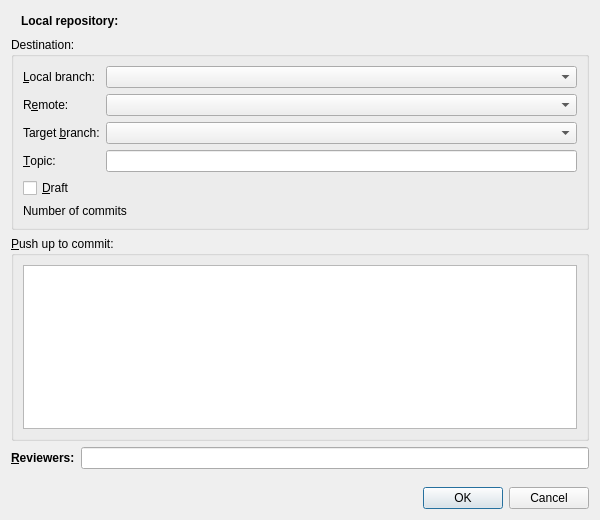
Qt form src/plugins/git/gerrit/gerritpushdialog.ui (qt-creator/qt-creator) before a commit.
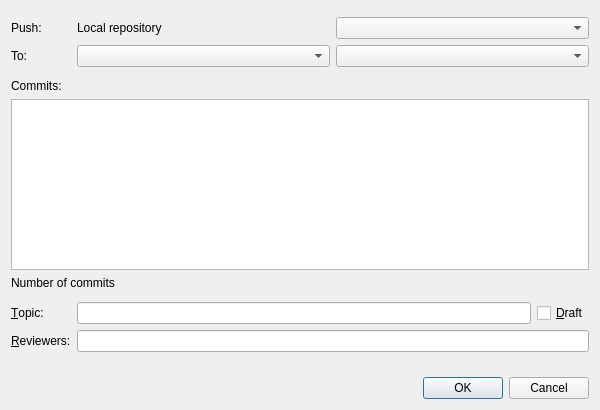
The same form after that commit. Custom widgets are drawn as their Qt base class.

Commit message:
Gerrit: Polish push to gerrit dialog
Make the UI a bit nicer and simplify the code to find remotes.

Task-number: QTCREATORBUG-13718

Patch:
```diff
--- a/src/plugins/git/gerrit/gerritpushdialog.ui
+++ b/src/plugins/git/gerrit/gerritpushdialog.ui
@@ -7,162 +7,43 @@
     <x>0</x>
     <y>0</y>
     <width>600</width>
-    <height>520</height>
+    <height>410</height>
    </rect>
   </property>
   <property name="windowTitle">
    <string>Push to Gerrit</string>
   </property>
-  <layout class="QVBoxLayout" name="verticalLayout">
-   <item>
-    <layout class="QHBoxLayout" name="horizontalLayout">
-     <property name="leftMargin">
-      <number>10</number>
+  <layout class="QGridLayout" name="gridLayout" columnstretch="0,10,10">
+   <item row="2" column="2">
+    <widget class="QComboBox" name="targetBranchComboBox"/>
+   </item>
+   <item row="3" column="0">
+    <spacer name="verticalSpacer_3">
+     <property name="orientation">
+      <enum>Qt::Vertical</enum>
      </property>
-     <property name="topMargin">
-      <number>3</number>
+     <property name="sizeType">
+      <enum>QSizePolicy::Fixed</enum>
      </property>
-     <property name="rightMargin">
-      <number>3</number>
+     <property name="sizeHint" stdset="0">
+      <size>
+       <width>20</width>
+       <height>6</height>
+      </size>
      </property>
-     <property name="bottomMargin">
-      <number>3</number>
-     </property>
-     <item>
-      <widget class="QLabel" name="repositoryLabel">
-       <property name="text">
-        <string>&lt;b&gt;Local repository:&lt;/b&gt;</string>
-       </property>
-      </widget>
-     </item>
-    </layout>
+    </spacer>
    </item>
-   <item>
-    <widget class="QGroupBox" name="destinationGroupBox">
-     <property name="title">
-      <string>Destination:</string>
+   <item row="9" column="0">
+    <widget class="QLabel" name="reviewersLabel">
+     <property name="text">
+      <string>&amp;Reviewers:</string>
      </property>
-     <layout class="QFormLayout" name="formLayout">
-      <property name="fieldGrowthPolicy">
-       <enum>QFormLayout::AllNonFixedFieldsGrow</enum>
-      </property>
-      <item row="1" column="0">
-       <widget class="QLabel" name="localBranchLabel">
-        <property name="text">
-         <string>&amp;Local branch:</string>
-        </property>
-        <property name="buddy">
-         <cstring>localBranchComboBox</cstring>
-        </property>
-       </widget>
-      </item>
-      <item row="1" column="1">
-       <widget class="BranchComboBox" name="localBranchComboBox"/>
-      </item>
-      <item row="2" column="0">
-       <widget class="QLabel" name="remoteLabel">
-        <property name="text">
-         <string>R&amp;emote:</string>
-        </property>
-        <property name="buddy">
-         <cstring>remoteComboBox</cstring>
-        </property>
-       </widget>
-      </item>
-      <item row="2" column="1">
-       <widget class="QComboBox" name="remoteComboBox"/>
-      </item>
-      <item row="3" column="0">
-       <widget class="QLabel" name="targetBranchLabel">
-        <property name="text">
-         <string>Target &amp;branch:</string>
-        </property>
-        <property name="buddy">
-         <cstring>targetBranchComboBox</cstring>
-        </property>
-       </widget>
-      </item>
-      <item row="3" column="1">
-       <widget class="QComboBox" name="targetBranchComboBox"/>
-      </item>
-      <item row="4" column="0">
-       <widget class="QLabel" name="topicLabel">
-        <property name="text">
-         <string>&amp;Topic:</string>
-        </property>
-        <property name="buddy">
-         <cstring>topicLineEdit</cstring>
-        </property>
-       </widget>
-      </item>
-      <item row="4" column="1">
-       <widget class="QLineEdit" name="topicLineEdit"/>
-      </item>
-      <item row="5" column="0">
-       <widget class="QCheckBox" name="draftCheckBox">
-        <property name="text">
-         <string>&amp;Draft</string>
-        </property>
-       </widget>
-      </item>
-      <item row="6" column="0" colspan="2">
-       <widget class="QLabel" name="infoLabel">
-        <property name="text">
-         <string>Number of commits</string>
-        </property>
-       </widget>
-      </item>
-     </layout>
-    </widget>
-   </item>
-   <item>
-    <widget class="QGroupBox" name="commitGroupBox">
-     <property name="title">
-      <string>&amp;Push up to commit:</string>
+     <property name="buddy">
+      <cstring>reviewersLineEdit</cstring>
      </property>
-     <layout class="QVBoxLayout" name="commitLayout">
-      <item>
-       <widget class="Git::Internal::LogChangeWidget" name="commitView">
-        <property name="toolTip">
-         <string>Pushes the selected commit and all dependent commits.</string>
-        </property>
-       </widget>
-      </item>
-     </layout>
     </widget>
    </item>
-   <item>
-    <layout class="QFormLayout" name="reveiwersLayout">
-     <item row="0" column="0">
-      <widget class="QLabel" name="reviewersLabel">
-       <property name="font">
-        <font>
-         <weight>75</weight>
-         <bold>true</bold>
-        </font>
-       </property>
-       <property name="text">
-        <string>&amp;Reviewers:</string>
-       </property>
-       <property name="buddy">
-        <cstring>reviewersLineEdit</cstring>
-       </property>
-      </widget>
-     </item>
-     <item row="0" column="1">
-      <widget class="QLineEdit" name="reviewersLineEdit">
-       <property name="toolTip">
-        <string>Comma-separated list of reviewers.
-
-Reviewers can be specified by nickname or email address. Spaces not allowed.
-
-Partial names can be used if they are unambiguous.</string>
-       </property>
-      </widget>
-     </item>
-    </layout>
-   </item>
-   <item>
+   <item row="10" column="0">
     <spacer name="verticalSpacer">
      <property name="orientation">
       <enum>Qt::Vertical</enum>
@@ -175,7 +56,7 @@
      </property>
     </spacer>
    </item>
-   <item>
+   <item row="11" column="0" colspan="3">
     <widget class="QDialogButtonBox" name="buttonBox">
      <property name="orientation">
       <enum>Qt::Horizontal</enum>
@@ -185,6 +66,127 @@
      </property>
     </widget>
    </item>
+   <item row="8" column="1" colspan="2">
+    <layout class="QHBoxLayout" name="horizontalLayout">
+     <item>
+      <widget class="QLineEdit" name="topicLineEdit"/>
+     </item>
+     <item>
+      <widget class="QCheckBox" name="draftCheckBox">
+       <property name="text">
+        <string>&amp;Draft</string>
+       </property>
+      </widget>
+     </item>
+    </layout>
+   </item>
+   <item row="5" column="0" colspan="3">
+    <widget class="Git::Internal::LogChangeWidget" name="commitView">
+     <property name="toolTip">
+      <string>Pushes the selected commit and all dependent commits.</string>
+     </property>
+    </widget>
+   </item>
+   <item row="7" column="0">
+    <spacer name="verticalSpacer_2">
+     <property name="orientation">
+      <enum>Qt::Vertical</enum>
+     </property>
+     <property name="sizeType">
+      <enum>QSizePolicy::Fixed</enum>
+     </property>
+     <property name="sizeHint" stdset="0">
+      <size>
+       <width>20</width>
+       <height>6</height>
+      </size>
+     </property>
+    </spacer>
+   </item>
+   <item row="8" column="0">
+    <widget class="QLabel" name="topicLabel">
+     <property name="text">
+      <string>&amp;Topic:</string>
+     </property>
+     <property name="buddy">
+      <cstring>topicLineEdit</cstring>
+     </property>
+    </widget>
+   </item>
+   <item row="0" column="0">
+    <spacer name="verticalSpacer_4">
+     <property name="orientation">
+      <enum>Qt::Vertical</enum>
+     </property>
+     <property name="sizeType">
+      <enum>QSizePolicy::Fixed</enum>
+     </property>
+     <property name="sizeHint" stdset="0">
+      <size>
+       <width>20</width>
+       <height>6</height>
+      </size>
+     </property>
+    </spacer>
+   </item>
+   <item row="1" column="0">
+    <widget class="QLabel" name="localBranchLabel">
+     <property name="text">
+      <string>Push:</string>
+     </property>
+     <property name="buddy">
+      <cstring>localBranchComboBox</cstring>
+     </property>
+    </widget>
+   </item>
+   <item row="4" column="0" colspan="3">
+    <widget class="QLabel" name="commitHeadingLabel">
+     <property name="text">
+      <string>Commits:</string>
+     </property>
+    </widget>
+   </item>
+   <item row="1" column="1">
+    <widget class="QLabel" name="repositoryLabel">
+     <property name="text">
+      <string>Local repository</string>
+     </property>
+    </widget>
+   </item>
+   <item row="1" column="2">
+    <widget class="BranchComboBox" name="localBranchComboBox"/>
+   </item>
+   <item row="2" column="0">
+    <widget class="QLabel" name="remoteLabel">
+     <property name="text">
+      <string>To:</string>
+     </property>
+     <property name="buddy">
+      <cstring>remoteComboBox</cstring>
+     </property>
+    </widget>
+   </item>
+   <item row="2" column="1">
+    <widget class="QComboBox" name="remoteComboBox"/>
+   </item>
+   <item row="6" column="0" colspan="3">
+    <widget class="QLabel" name="infoLabel">
+     <property name="text">
+      <string>Number of commits</string>
+     </property>
+    </widget>
+   </item>
+   <item row="9" column="1" colspan="2">
+    <widget class="QLineEdit" name="reviewersLineEdit">
+     <property name="toolTip">
+      <string>Comma-separated list of reviewers.
+
+Reviewers can be specified by nickname or email address. Spaces not allowed.
+
+Partial names can be used if they are unambiguous.</string>
+     </property>
+    </widget>
+   </item>
   </layout>
  </widget>
  <customwidgets>
```
The commit also changes 1 other file.
